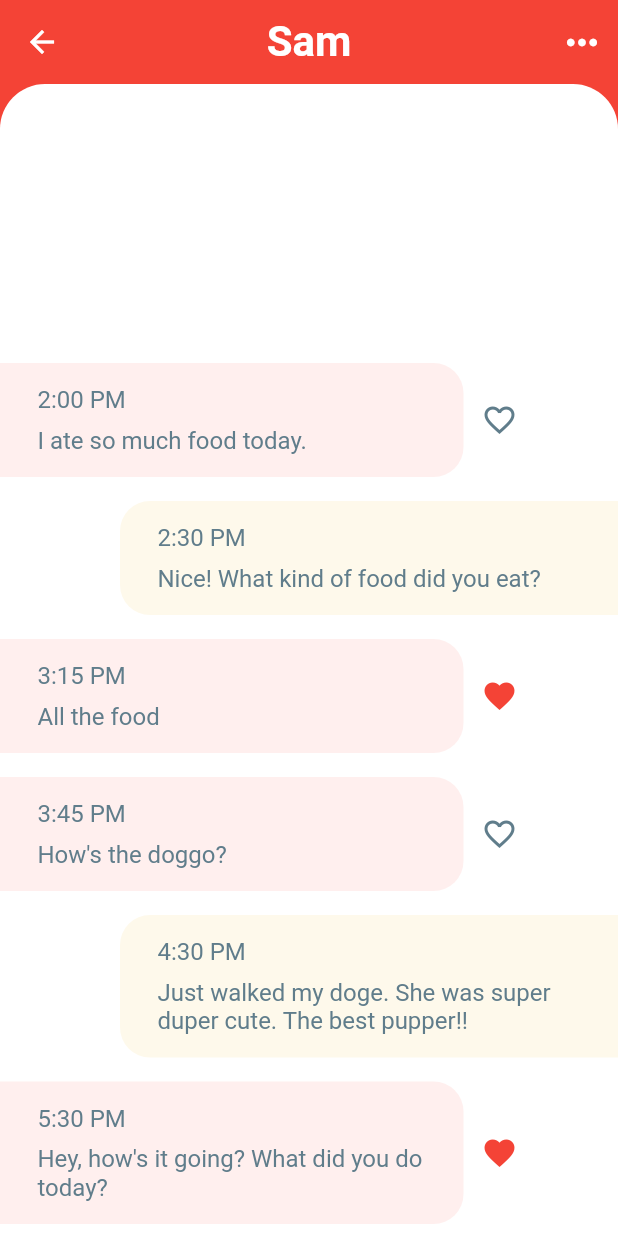
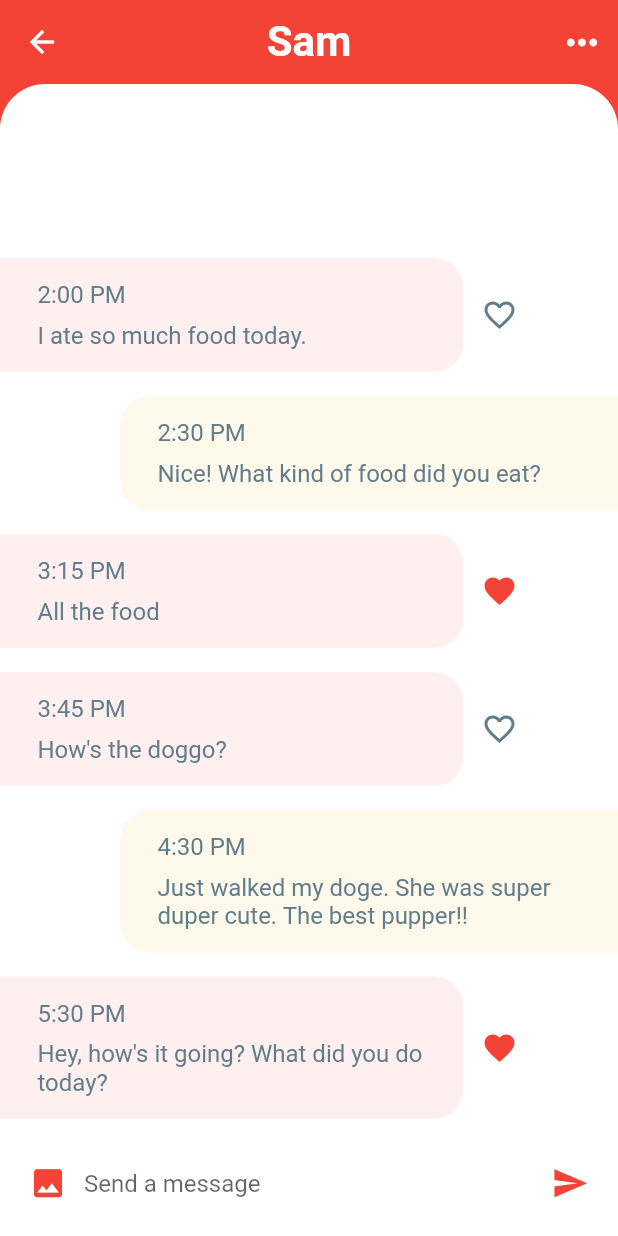
Before and after one commit to jobic10/flutter_chat_ui, a Flutter app: the screen it shows after launch, after a tap on "Sam", on a phone screen of 412 x 824 dp. Run offline on Flutter 3.47's test engine with Material 2 defaults, Android fonts, the phone set to English and light mode, and no system bars.

Commit message:
Fix Bottom

```diff
--- a/lib/screens/chat.dart
+++ b/lib/screens/chat.dart
@@ -37,7 +37,11 @@ class _ChatScreenState extends State<ChatScreen> {
           )
         ],
       ),
-      body: Column(
+      body: GestureDetector(
+        onTap: () {
+          FocusScope.of(context).unfocus();
+        },
+        child: Column(
           children: [
             Expanded(
               child: Container(
@@ -66,7 +70,9 @@ class _ChatScreenState extends State<ChatScreen> {
                 ),
               ),
             ),
+            _buildMessageComposer(),
           ],
+        ),
       ),
     );
   }
@@ -130,4 +136,42 @@ class _ChatScreenState extends State<ChatScreen> {
       ],
     );
   }
+
+  _buildMessageComposer() {
+    return Container(
+      padding: EdgeInsets.symmetric(horizontal: 8),
+      height: 70,
+      decoration: BoxDecoration(
+        color: Colors.white,
+      ),
+      child: Row(
+        children: [
+          IconButton(
+            icon: Icon(
+              Icons.photo,
+              size: 25,
+              color: Theme.of(context).primaryColor,
+            ),
+            onPressed: () {},
+          ),
+          Expanded(
+            child: TextField(
+              textCapitalization: TextCapitalization.sentences,
+              decoration: InputDecoration.collapsed(
+                hintText: 'Send a message',
+              ),
+            ),
+          ),
+          IconButton(
+            icon: Icon(
+              Icons.send,
+              size: 25,
+              color: Theme.of(context).primaryColor,
+            ),
+            onPressed: () {},
+          ),
+        ],
+      ),
+    );
   }
+}
```
Lines whose indentation alone changed are shown as unchanged.
